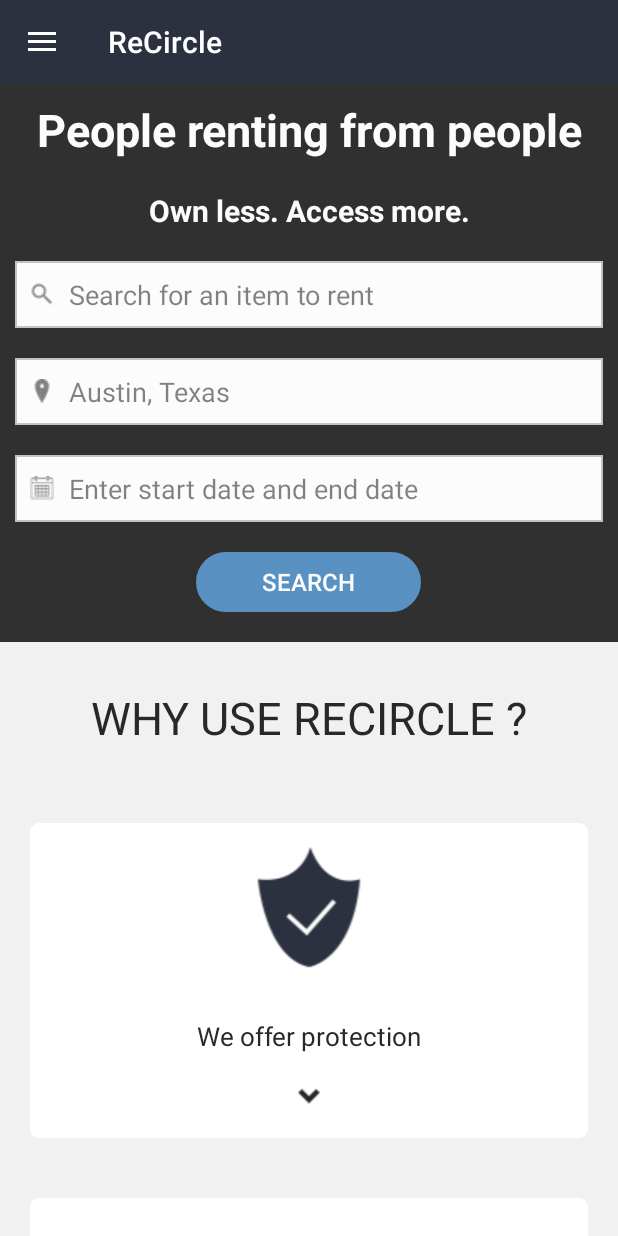
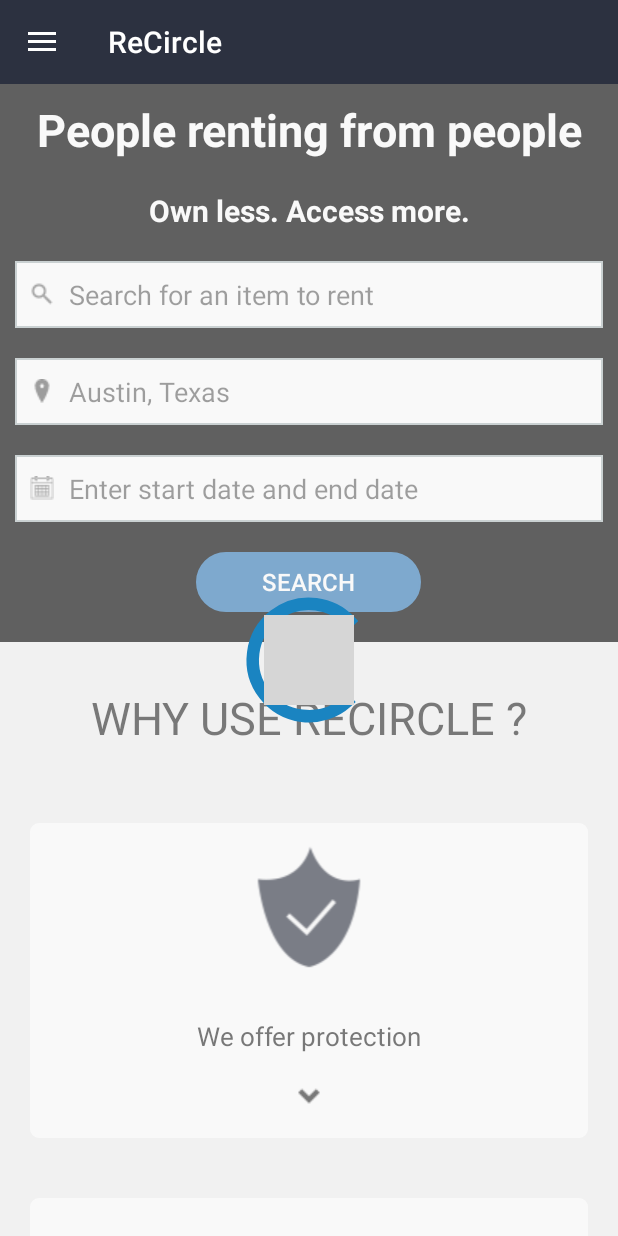
Before and after one commit to Snehal-Tembare/Recircle, an Android app: the screen it shows after launch (SearchActivity), after a tap on "SEARCH", on a phone screen of 412 x 824 dp. Run offline under Robolectric (Android 15) with nearby library versions, the light colour scheme and no system bars; our stand-ins replace ButterKnife, CircleImageView; libraries missing offline, so code that uses them is left out: com.basgeekball.awesomevalidation; 3 statements that could not run were skipped; grey boxes are pictures that could not be loaded.

Commit message:
added progress bar

```diff
--- a/app/src/main/AndroidManifest.xml
+++ b/app/src/main/AndroidManifest.xml
@@ -22,7 +22,10 @@
         </activity>
         <activity android:name=".ui.SearchActivity" />
         <activity android:name=".ui.ResultActivity" />
-        <activity android:name=".ui.CalendarActivity"/>
+        <activity android:name=".ui.CalendarActivity" />
+        <activity android:name=".ui.ListAnItemActivity" />
+        <activity android:name=".ui.SignUpActivity" />
+        <activity android:name=".ui.LogInActivity"></activity>
     </application>
 
 </manifest>
--- a/app/src/main/java/com/example/synerzip/recircle_android/network/ApiClient.java
+++ b/app/src/main/java/com/example/synerzip/recircle_android/network/ApiClient.java
@@ -9,7 +9,7 @@ import retrofit2.converter.gson.GsonConverterFactory;
  */
 
 public class ApiClient{
-    public static final String BASE_URL= "http://be477daf.ngrok.io";
+    public static final String BASE_URL= "http://87e9ed63.ngrok.io";
     private static Retrofit retrofit = null;
 
 
--- a/app/src/main/java/com/example/synerzip/recircle_android/network/RCAPInterface.java
+++ b/app/src/main/java/com/example/synerzip/recircle_android/network/RCAPInterface.java
@@ -7,6 +7,7 @@ import com.example.synerzip.recircle_android.utilities.RCWebConstants;
 
 import retrofit2.Call;
 import retrofit2.http.GET;
+import retrofit2.http.POST;
 import retrofit2.http.Query;
 
 /**
@@ -45,4 +46,10 @@ public interface RCAPInterface {
     @GET(RCWebConstants.RC_PRODUCT_NAMES)
     Call<RootObject> productNames();
 
+  /*  @POST(RCWebConstants.RC_USER_SIGN_UP)
+    Call<> userSignUp();
+
+    @POST(RCWebConstants.RC_USER_LOG_IN)
+    Call<> userLogIn();
+*/
 }
--- a/app/src/main/java/com/example/synerzip/recircle_android/ui/CalendarActivity.java
+++ b/app/src/main/java/com/example/synerzip/recircle_android/ui/CalendarActivity.java
@@ -115,7 +115,7 @@ public class CalendarActivity extends AppCompatActivity {
 
     @OnClick(R.id.btn_save)
     public void btnSave(View view) {
-        if (!fromDate.equals(null) && !toDate.equals(null)) {
+        if (fromDate!=null && toDate!=null) {
             Intent intent = new Intent(CalendarActivity.this, SearchActivity.class);
             intent.putExtra(getString(R.string.from_date), fromDate.toString());
             intent.putExtra(getString(R.string.to_date), toDate.toString());
--- a/app/src/main/java/com/example/synerzip/recircle_android/ui/SearchActivity.java
+++ b/app/src/main/java/com/example/synerzip/recircle_android/ui/SearchActivity.java
@@ -1,7 +1,9 @@
 package com.example.synerzip.recircle_android.ui;
 
+import android.animation.ObjectAnimator;
 import android.content.Context;
 import android.content.Intent;
+import android.graphics.Color;
 import android.os.Build;
 import android.support.annotation.RequiresApi;
 import android.support.design.widget.NavigationView;
@@ -19,11 +21,15 @@ import android.view.Gravity;
 import android.view.Menu;
 import android.view.MenuItem;
 import android.view.View;
+import android.view.animation.DecelerateInterpolator;
 import android.view.inputmethod.InputMethodManager;
 import android.widget.AdapterView;
 import android.widget.AutoCompleteTextView;
 import android.widget.EditText;
+import android.widget.FrameLayout;
 import android.widget.ImageView;
+import android.widget.ProgressBar;
+import android.widget.RelativeLayout;
 import android.widget.TextView;
 
 import com.basgeekball.awesomevalidation.AwesomeValidation;
@@ -53,6 +59,7 @@ import java.util.List;
 import butterknife.BindView;
 import butterknife.ButterKnife;
 import butterknife.OnClick;
+import de.hdodenhof.circleimageview.CircleImageView;
 import retrofit2.Call;
 import retrofit2.Callback;
 import retrofit2.Response;
@@ -162,7 +169,11 @@ public class SearchActivity extends AppCompatActivity
     @BindView(R.id.edt_enter_dates)
     public EditText mEditTxtDate;
 
-    String formatedFromDate, formatedToDate;
+    private String formatedFromDate, formatedToDate ="";
+
+    @BindView(R.id.progress_bar)
+    public RelativeLayout mProgressBar;
+
 
     @RequiresApi(api = Build.VERSION_CODES.N)
     @Override
@@ -172,10 +183,11 @@ public class SearchActivity extends AppCompatActivity
         ButterKnife.bind(this);
 
         mToolbar.setTitleTextColor(ContextCompat.getColor(this, R.color.common_white));
-        if (NetworkUtility.isNetworkAvailable(this)) {
+
             setSupportActionBar(mToolbar);
             getSupportActionBar().setDisplayShowTitleEnabled(true);
             getSupportActionBar().setHomeButtonEnabled(true);
+
 
             //navigation drawer layout
             ActionBarDrawerToggle toggle =
@@ -197,6 +209,7 @@ public class SearchActivity extends AppCompatActivity
             });
             mNavigationView.setNavigationItemSelectedListener(this);
 
+        if (NetworkUtility.isNetworkAvailable(this)) {
 
             getAllProductDetails();
         } else {
@@ -204,6 +217,7 @@ public class SearchActivity extends AppCompatActivity
         }
         awesomeValidation = new AwesomeValidation(ValidationStyle.BASIC);
         awesomeValidation.addValidation(this, R.id.auto_txt_search_item_name, DESCRIPTION_EXPRESSION, R.string.err_Field_empty);
+
 
     }//mTxtToDate onCreate()
 
@@ -216,6 +230,7 @@ public class SearchActivity extends AppCompatActivity
 
     /**
      * get dates from CalendarActivity
+     *
      * @param requestCode
      * @param resultCode
      * @param data
@@ -241,7 +256,7 @@ public class SearchActivity extends AppCompatActivity
                 CharSequence monthFromDate = android.text.format.DateFormat
                         .format(getString(R.string.month_format), fromDate);
                 CharSequence monthToDate = android.text.format.DateFormat
-                        .format(getString(R.string.month_format),toDate);
+                        .format(getString(R.string.month_format), toDate);
                 formatedFromDate = calFromDate.get(Calendar.DATE) + " " + monthFromDate + ", " + calFromDate.get(Calendar.YEAR);
                 formatedToDate = calToDate.get(Calendar.DATE) + " " + monthToDate + ", " + calToDate.get(Calendar.YEAR);
                 mEditTxtDate.setText(formatedFromDate + " - " + formatedToDate);
@@ -292,6 +307,7 @@ public class SearchActivity extends AppCompatActivity
 
     //get all product details
     public void getAllProductDetails() {
+
         popularProdList = new ArrayList<>();
 
         allItemsList = new ArrayList<>();
@@ -303,6 +319,7 @@ public class SearchActivity extends AppCompatActivity
         call.enqueue(new Callback<AllProductInfo>() {
             @Override
             public void onResponse(Call<AllProductInfo> call, Response<AllProductInfo> response) {
+
                 if (null != response) {
                     productDetails = response.body().getProductDetails();
                     popularProducts = response.body().getPopularProducts();
@@ -406,6 +423,8 @@ public class SearchActivity extends AppCompatActivity
 
     @OnClick(R.id.btn_search)
     public void callSearchApi() {
+        mProgressBar.setVisibility(View.VISIBLE);
+        mDrawerLayout.setAlpha((float) 0.6);
         mName = mProductAutoComplete.getText().toString();
 
         if (awesomeValidation.validate()) {
@@ -419,6 +438,10 @@ public class SearchActivity extends AppCompatActivity
                 call.enqueue(new Callback<SearchProduct>() {
                     @Override
                     public void onResponse(Call<SearchProduct> call, Response<SearchProduct> response) {
+
+                        mProgressBar.setVisibility(View.GONE);
+                            mDrawerLayout.setAlpha((float) 1.0);
+
                         if (null != response && null != response.body()) {
                             Log.v(TAG, response.body() + "");
                             SearchProduct sd = response.body();
@@ -464,11 +487,11 @@ public class SearchActivity extends AppCompatActivity
         DrawerLayout drawer = (DrawerLayout) findViewById(R.id.drawer_layout);
         drawer.closeDrawer(GravityCompat.START);
         return true;
+
     }
 
     @Override
     public boolean onOptionsItemSelected(MenuItem item) {
-
         if (item != null && item.getItemId() == android.R.id.home) {
             if (mDrawerLayout.isDrawerOpen(Gravity.RIGHT)) {
                 mDrawerLayout.closeDrawer(Gravity.RIGHT);
@@ -476,6 +499,7 @@ public class SearchActivity extends AppCompatActivity
                 mDrawerLayout.openDrawer(Gravity.RIGHT);
             }
         }
+
         return false;
     }
 
--- a/app/src/main/java/com/example/synerzip/recircle_android/utilities/RCWebConstants.java
+++ b/app/src/main/java/com/example/synerzip/recircle_android/utilities/RCWebConstants.java
@@ -23,4 +23,8 @@ public class RCWebConstants {
     public static final String RC_SEARCH_PRODUCT = "/api/products/searchProd?city=austin";
 
     public static final String RC_PRODUCT_NAMES = "/api/products/prodNames";
+
+    public static final String RC_USER_SIGN_UP="/api/users";
+
+    public static final String RC_USER_LOG_IN="/api/users/signin";
 }
--- a/app/src/main/res/layout/activity_search.xml
+++ b/app/src/main/res/layout/activity_search.xml
@@ -10,6 +10,11 @@
 
     <include layout="@layout/partial_toolbar" />
 
+    <FrameLayout
+
+        android:animateLayoutChanges="true"
+        android:layout_width="match_parent"
+        android:layout_height="match_parent">
         <android.support.v4.widget.DrawerLayout
             android:id="@+id/drawer_layout"
             android:layout_width="match_parent"
@@ -20,17 +25,16 @@
                 android:id="@+id/nav_view"
                 android:layout_width="wrap_content"
                 android:layout_height="match_parent"
-            android:layout_gravity="right"
+                android:layout_gravity="left"
                 android:fitsSystemWindows="true"
-            android:visibility="gone"
+                android:visibility="visible"
                 app:menu="@menu/activity_launching_drawer" />
 
-        <ScrollView xmlns:android="http://schemas.android.com/apk/res/android"
-            xmlns:tools="http://schemas.android.com/tools"
+            <ScrollView
                 android:layout_width="match_parent"
                 android:layout_height="match_parent"
-            android:orientation="vertical"
-            tools:mContext="com.synerzip.recircle.ui.MainActivity">
+                android:cacheColorHint="#00000000"
+                android:orientation="vertical">
 
                 <LinearLayout
                     android:layout_width="wrap_content"
@@ -40,7 +44,6 @@
                     <LinearLayout
                         android:layout_width="match_parent"
                         android:layout_height="wrap_content"
-                    android:alpha="0.8"
                         android:background="@android:color/background_dark"
                         android:orientation="vertical"
                         android:paddingBottom="@dimen/common_dimens_10">
@@ -89,12 +92,12 @@
                             android:textSize="@dimen/text_size_30" />
 
                         <LinearLayout
-                        android:background="@drawable/border_header_title"
                             android:id="@+id/linearLayoutOne"
                             android:layout_width="match_parent"
                             android:layout_height="wrap_content"
                             android:layout_gravity="center"
                             android:layout_margin="@dimen/dimen_20dp"
+                            android:background="@drawable/border_header_title"
                             android:onClick="headerOne"
                             android:orientation="vertical">
 
@@ -119,35 +122,37 @@
                                 android:id="@+id/imgDownArrowOne"
                                 android:layout_width="match_parent"
                                 android:layout_height="wrap_content"
-                            android:src="@drawable/ic_down_arrow"
-                            android:layout_marginBottom="@dimen/dimen_20dp"/>
+                                android:layout_marginBottom="@dimen/dimen_20dp"
+                                android:src="@drawable/ic_down_arrow" />
+
                             <ImageView
                                 android:id="@+id/imgUpArrowOne"
-                            android:visibility="gone"
                                 android:layout_width="match_parent"
                                 android:layout_height="wrap_content"
+                                android:layout_marginBottom="@dimen/dimen_20dp"
                                 android:src="@drawable/ic_up_arrow"
-                            android:layout_marginBottom="@dimen/dimen_20dp"/>
+                                android:visibility="gone" />
+
                             <TextView
                                 android:id="@+id/txtHeaderOneContent"
-                            android:padding="@dimen/dimen_20dp"
-                            android:background="@drawable/border_header"
-                            android:visibility="gone"
                                 android:layout_width="match_parent"
                                 android:layout_height="wrap_content"
+                                android:background="@drawable/border_header"
                                 android:gravity="center"
+                                android:padding="@dimen/dimen_20dp"
                                 android:text="@string/exp_list_content"
                                 android:textColor="@color/colortext"
-                            android:textSize="@dimen/dimen_17sp" />
+                                android:textSize="@dimen/dimen_17sp"
+                                android:visibility="gone" />
                         </LinearLayout>
 
                         <LinearLayout
-                        android:background="@drawable/border_header_title"
                             android:id="@+id/linearLayoutTwo"
                             android:layout_width="match_parent"
                             android:layout_height="wrap_content"
                             android:layout_gravity="center"
                             android:layout_margin="@dimen/dimen_20dp"
+                            android:background="@drawable/border_header_title"
                             android:onClick="headerTwo"
                             android:orientation="vertical">
 
@@ -169,35 +174,37 @@
                                 android:id="@+id/imgDownArrowTwo"
                                 android:layout_width="match_parent"
                                 android:layout_height="wrap_content"
-                            android:src="@drawable/ic_down_arrow"
-                            android:layout_marginBottom="@dimen/dimen_20dp"/>
+                                android:layout_marginBottom="@dimen/dimen_20dp"
+                                android:src="@drawable/ic_down_arrow" />
+
                             <ImageView
                                 android:id="@+id/imgUpArrowTwo"
-                            android:visibility="gone"
                                 android:layout_width="match_parent"
                                 android:layout_height="wrap_content"
+                                android:layout_marginBottom="@dimen/dimen_20dp"
                                 android:src="@drawable/ic_up_arrow"
-                            android:layout_marginBottom="@dimen/dimen_20dp"/>
+                                android:visibility="gone" />
+
                             <TextView
                                 android:id="@+id/txtHeaderTwoContent"
-                            android:padding="@dimen/dimen_20dp"
-                            android:background="@drawable/border_header"
-                            android:visibility="gone"
                                 android:layout_width="match_parent"
                                 android:layout_height="wrap_content"
+                                android:background="@drawable/border_header"
                                 android:gravity="center"
+                                android:padding="@dimen/dimen_20dp"
                                 android:text="@string/exp_list_content"
                                 android:textColor="@color/colortext"
-                            android:textSize="@dimen/dimen_17sp" />
+                                android:textSize="@dimen/dimen_17sp"
+                                android:visibility="gone" />
                         </LinearLayout>
 
                         <LinearLayout
-                        android:background="@drawable/border_header_title"
                             android:id="@+id/linearLayoutThree"
                             android:layout_width="match_parent"
                             android:layout_height="wrap_content"
                             android:layout_gravity="center"
                             android:layout_margin="@dimen/dimen_20dp"
+                            android:background="@drawable/border_header_title"
                             android:onClick="headerThree"
                             android:orientation="vertical">
 
@@ -219,26 +226,28 @@
                                 android:id="@+id/imgDownArrowThree"
                                 android:layout_width="match_parent"
                                 android:layout_height="wrap_content"
-                            android:src="@drawable/ic_down_arrow"
-                            android:layout_marginBottom="@dimen/dimen_20dp"/>
+                                android:layout_marginBottom="@dimen/dimen_20dp"
+                                android:src="@drawable/ic_down_arrow" />
+
                             <ImageView
                                 android:id="@+id/imgUpArrowThree"
-                            android:visibility="gone"
                                 android:layout_width="match_parent"
                                 android:layout_height="wrap_content"
+                                android:layout_marginBottom="@dimen/dimen_20dp"
                                 android:src="@drawable/ic_up_arrow"
-                            android:layout_marginBottom="@dimen/dimen_20dp"/>
+                                android:visibility="gone" />
+
                             <TextView
                                 android:id="@+id/txtHeaderThreeContent"
-                            android:padding="@dimen/dimen_20dp"
-                            android:background="@drawable/border_header"
-                            android:visibility="gone"
                                 android:layout_width="match_parent"
                                 android:layout_height="wrap_content"
+                                android:background="@drawable/border_header"
                                 android:gravity="center"
+                                android:padding="@dimen/dimen_20dp"
                                 android:text="@string/exp_list_content"
                                 android:textColor="@color/colortext"
-                            android:textSize="@dimen/dimen_17sp" />
+                                android:textSize="@dimen/dimen_17sp"
+                                android:visibility="gone" />
                         </LinearLayout>
 
                     </LinearLayout>
@@ -256,10 +265,10 @@
                         android:textSize="@dimen/text_size_30" />
 
                     <android.support.v7.widget.RecyclerView
-                    android:nestedScrollingEnabled="false"
                         android:id="@+id/cardRecyclerViewRecent"
                         android:layout_width="match_parent"
                         android:layout_height="match_parent"
+                        android:nestedScrollingEnabled="false"
                         android:scrollbars="vertical" />
 
                     <TextView
@@ -274,10 +283,10 @@
                         android:textSize="@dimen/text_size_30" />
 
                     <android.support.v7.widget.RecyclerView
-                    android:nestedScrollingEnabled="false"
                         android:id="@+id/card_recycler_view_popular"
                         android:layout_width="match_parent"
                         android:layout_height="match_parent"
+                        android:nestedScrollingEnabled="false"
                         android:scrollbars="vertical" />
 
                 </LinearLayout>
@@ -285,4 +294,12 @@
             </ScrollView>
 
         </android.support.v4.widget.DrawerLayout>
+        <include
+            android:animateLayoutChanges="true"
+            android:id="@+id/progress_bar"
+            layout="@layout/progress_bar_layout"
+            android:visibility="gone" />
+    </FrameLayout>
+
+
 </LinearLayout>
--- a/app/src/main/res/layout/partial_search_layout.xml
+++ b/app/src/main/res/layout/partial_search_layout.xml
@@ -3,6 +3,7 @@
     android:id="@+id/layout_expanded"
     android:layout_width="match_parent"
     android:layout_height="wrap_content"
+    android:background="@android:color/background_dark"
     android:layout_marginBottom="@dimen/common_dimens_10"
     android:orientation="vertical">
 
--- /dev/null
+++ b/app/src/main/res/layout/progress_bar_layout.xml
@@ -0,0 +1,30 @@
+<?xml version="1.0" encoding="utf-8"?>
+
+<RelativeLayout xmlns:android="http://schemas.android.com/apk/res/android"
+    android:id="@+id/compliance_layout"
+    android:layout_width="100dp"
+    android:layout_height="100dp"
+    android:layout_gravity="center"
+    android:background="@android:color/transparent">
+
+
+    <ProgressBar
+        android:id="@+id/circle_progress_bar"
+        android:layout_width="match_parent"
+        android:layout_height="100dp"
+        android:layout_centerInParent="true"
+        android:indeterminate="false"
+        android:max="100"
+        android:progress="100"
+        android:visibility="visible" />
+
+
+    <de.hdodenhof.circleimageview.CircleImageView
+        android:id="@+id/img_progress_bar"
+        android:layout_width="60dp"
+        android:layout_height="60dp"
+        android:layout_centerInParent="true"
+        android:src="@drawable/ic_progress_bar"
+        android:visibility="visible" />
+
+</RelativeLayout>
--- a/app/src/main/res/menu/activity_launching_drawer.xml
+++ b/app/src/main/res/menu/activity_launching_drawer.xml
@@ -1,5 +1,6 @@
 <?xml version="1.0" encoding="utf-8"?>
-<menu xmlns:android="http://schemas.android.com/apk/res/android">
+<menu
+    xmlns:android="http://schemas.android.com/apk/res/android">
 
     <item
         android:id="@+id/nav_listItem"
--- a/app/src/main/res/values/strings.xml
+++ b/app/src/main/res/values/strings.xml
@@ -42,4 +42,5 @@
     <string name="month_format">MMM</string>
     <string name="day_format">EEE</string>
     <string name="error_dates">Enter dates to be saved</string>
+    <string name="list_an_item_title">Go ahead and list something. We’ve got you covered.</string>
 </resources>
```
Also changed, not shown: app/build.gradle (+24 -22 lines), app/src/main/java/com/example/synerzip/recircle_android/ui/ListAnItemActivity.java (added, +15 -0 lines), app/src/main/java/com/example/synerzip/recircle_android/ui/LogInActivity.java (added, +15 -0 lines), app/src/main/java/com/example/synerzip/recircle_android/ui/SignUpActivity.java (added, +15 -0 lines), app/src/main/res/layout/activity_list_an_item.xml (added, +130 -0 lines), app/src/main/res/layout/activity_sign_in.xml (added, +9 -0 lines), app/src/main/res/layout/activity_sign_up.xml (added, +9 -0 lines), 1 other file. Lines whose indentation alone changed are shown as unchanged.
